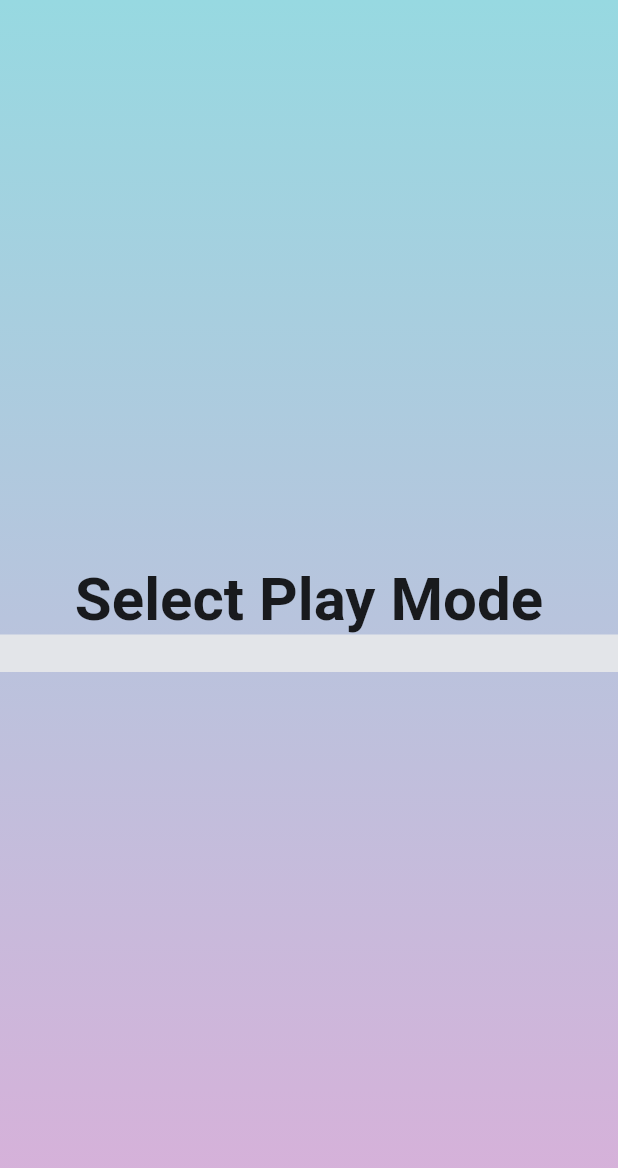
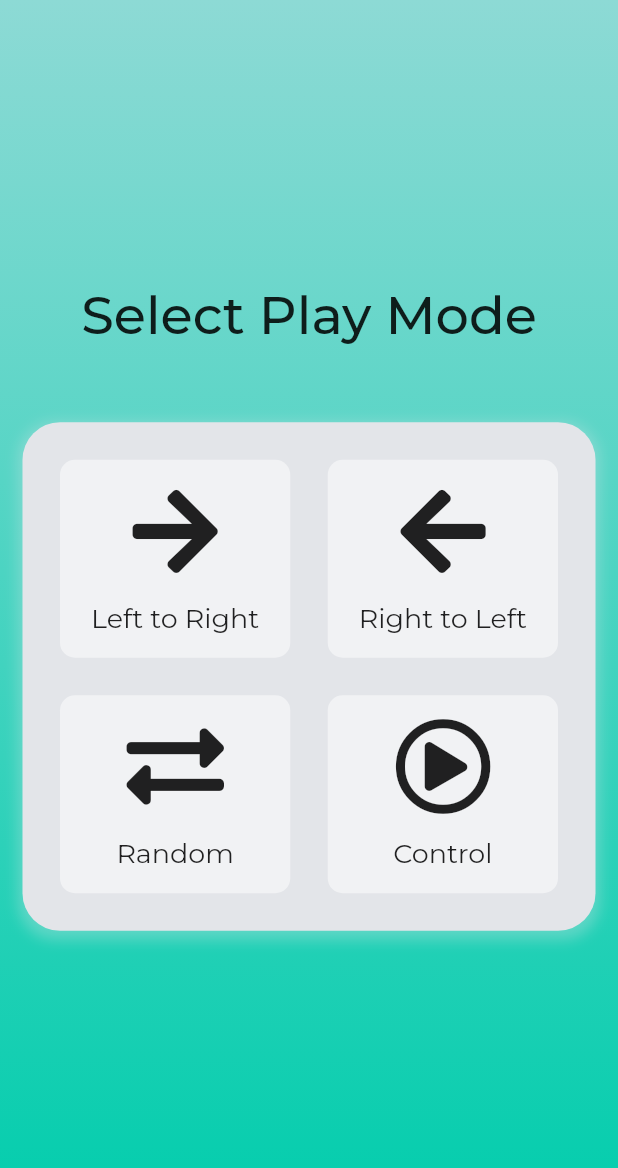
Before and after one commit to ldi20-design3/board-control-app, a Flutter app: the screen it shows after launch, on a phone screen of 412 x 824 dp. Shown: the top 1168 px of the screen. Run offline on Flutter 3.47's test engine with Material 2 defaults, Android fonts, the phone set to English and light mode, and no system bars; our stand-ins replace font_awesome_flutter, google_fonts.

Commit message:
Initial design finished

```diff
--- a/lib/constants.dart
+++ b/lib/constants.dart
@@ -2,15 +2,19 @@ import 'package:flutter/material.dart';
 import 'package:google_fonts/google_fonts.dart';
 
 const kColorGradient = [
-  Color(0xFFd9afd9),
-  Color(0xFF97d9e1)
+  Color(0xFF00cdac),
+  Color(0xFF8ddad5)
 ];
 
-TextStyle kHeaderText = GoogleFonts.roboto(
+TextStyle kHeaderText = GoogleFonts.montserrat(
   textStyle: TextStyle(
-    fontWeight: FontWeight.w700,
-    fontSize: 40.0
+    fontWeight: FontWeight.w500,
+    fontSize: 35.0
   )
+);
+
+TextStyle kLabelTextStyle = GoogleFonts.montserrat(
+  fontSize: 18.0
 );
 
 Color kActiveCardColor = Color(0xFFd4d7de);
--- /dev/null
+++ b/lib/icon_content.dart
@@ -0,0 +1,32 @@
+import 'package:flutter/material.dart';
+import 'constants.dart';
+
+class IconContent extends StatelessWidget {
+
+  IconContent({@required this.icon, @required this.label});
+
+  final IconData icon;
+  final String label;
+
+  @override
+  Widget build(BuildContext context) {
+    return Column(
+      mainAxisAlignment: MainAxisAlignment.center,
+      children: <Widget>[
+        SizedBox(height: 15.0),
+        Icon(
+          icon,
+          size: 65.0,
+        ),
+        SizedBox(
+          height: 15.0,
+        ),
+        Text(
+          label,
+          style: kLabelTextStyle,
+        ),
+        SizedBox(height: 15.0)
+      ],
+    );
+  }
+}
--- a/lib/main.dart
+++ b/lib/main.dart
@@ -1,5 +1,8 @@
 import 'package:flutter/material.dart';
 import 'start_screen.dart';
+
+// TODO: Make screen for controlling the board
+// TODO: Add Bluetooth inplementation
 
 void main() => runApp(BoardController());
 
--- a/lib/start_screen.dart
+++ b/lib/start_screen.dart
@@ -1,6 +1,8 @@
 import 'package:flutter/material.dart';
 import 'constants.dart';
 import 'reusable_card.dart';
+import 'icon_content.dart';
+import 'package:font_awesome_flutter/font_awesome_flutter.dart';
 
 enum Modes {
   ltr,
@@ -21,10 +23,6 @@ class _StartScreenState extends State<StartScreen> {
 
   @override
   Widget build(BuildContext context) {
-    var screensize = MediaQuery.of(context).size;
-    var sWidth = screensize.width;
-    var sHeight = screensize.height;
-
     return Scaffold(
       body: Container(
         decoration: BoxDecoration(
@@ -44,10 +42,89 @@ class _StartScreenState extends State<StartScreen> {
                   'Select Play Mode',
                   style: kHeaderText,
                 ),
+                SizedBox(
+                  height: 35.0,
+                ),
                 Container(
                   padding: EdgeInsets.all(12.5),
+                  margin: EdgeInsets.all(15.0),
                   decoration: BoxDecoration(
-                    color: Color(0xFFe3e5e9)
+                    color: Color(0xFFe3e5e9),
+                    borderRadius: BorderRadius.circular(25.0),
+                    boxShadow: [
+                      BoxShadow(
+                        color: Color(0x4De3e5e9),
+                        spreadRadius: 3,
+                        blurRadius: 7,
+                        offset: Offset(0, 3)
+                      )
+                    ]
+                  ),
+                  child: Expanded(
+                    child: Column(
+                      children: [
+                        Row(
+                          children: [
+                            // Left To Right Button
+                            Expanded(
+                              child: ReusableCard(
+                                onPress: () {
+                                  setState(() {
+                                    // Set mode to 'ltr'
+                                    selectedMode = Modes.ltr;
+                                  });
+                                },
+                                cardColor: selectedMode == Modes.ltr ? kActiveCardColor : kInactiveCardColor,
+                                cardChild: IconContent(icon: FontAwesomeIcons.arrowRight, label: 'Left to Right'),
+                              )
+                            ),
+                            // Right To Left Button
+                            Expanded(
+                              child: ReusableCard(
+                                onPress: () {
+                                  setState(() {
+                                    // Set mode to 'rtl'
+                                    selectedMode = Modes.rtl;
+                                  });
+                                },
+                                cardColor: selectedMode == Modes.rtl ? kActiveCardColor : kInactiveCardColor,
+                                cardChild: IconContent(icon: FontAwesomeIcons.arrowLeft, label: 'Right to Left'),
+                              )
+                            )
+                          ],
+                        ),
+                        Row(
+                          children: [
+                            // Random Button
+                            Expanded(
+                              child: ReusableCard(
+                                onPress: () {
+                                  setState(() {
+                                    // Set mode to 'random'
+                                    selectedMode = Modes.random;
+                                  });
+                                },
+                                cardColor: selectedMode == Modes.random ? kActiveCardColor : kInactiveCardColor,
+                                cardChild: IconContent(icon: FontAwesomeIcons.exchangeAlt, label: 'Random'),
+                              )
+                            ),
+                            // Right To Left Button
+                            Expanded(
+                              child: ReusableCard(
+                                onPress: () {
+                                  setState(() {
+                                    // Set mode to 'control'
+                                    selectedMode = Modes.control;
+                                  });
+                                },
+                                cardColor: selectedMode == Modes.control ? kActiveCardColor : kInactiveCardColor,
+                                cardChild: IconContent(icon: FontAwesomeIcons.playCircle, label: 'Control'),
+                              )
+                            )
+                          ],
+                        )
+                      ],
+                    ),
                   ),
                 ),
               ],
--- a/pubspec.yaml
+++ b/pubspec.yaml
@@ -13,6 +13,7 @@ dependencies:
     sdk: flutter
   cupertino_icons: ^0.1.3
   google_fonts: ^1.1.0
+  font_awesome_flutter: ^8.8.1
 
 dev_dependencies:
   flutter_test:
```
Also changed, not shown: pubspec.lock.
